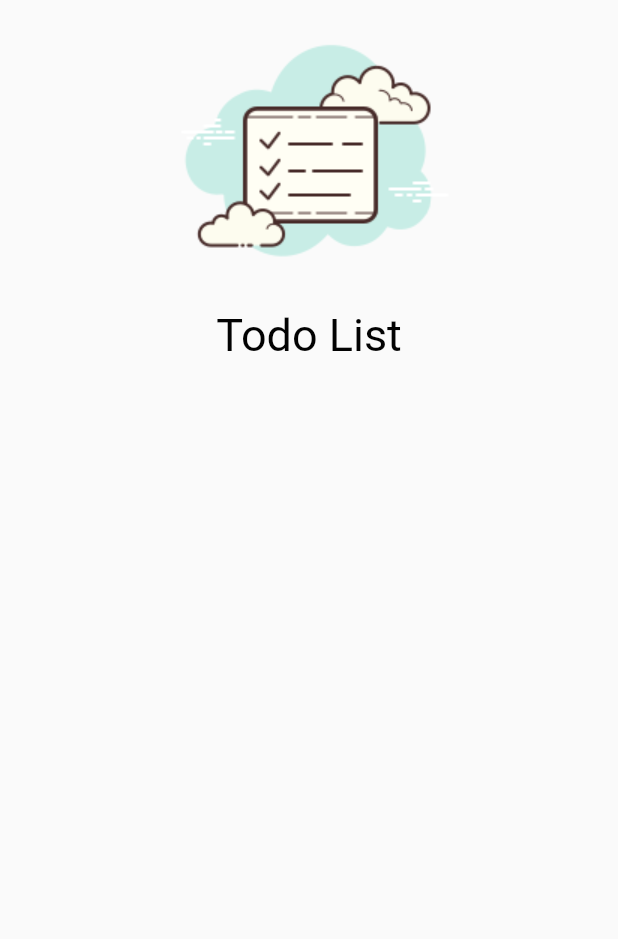
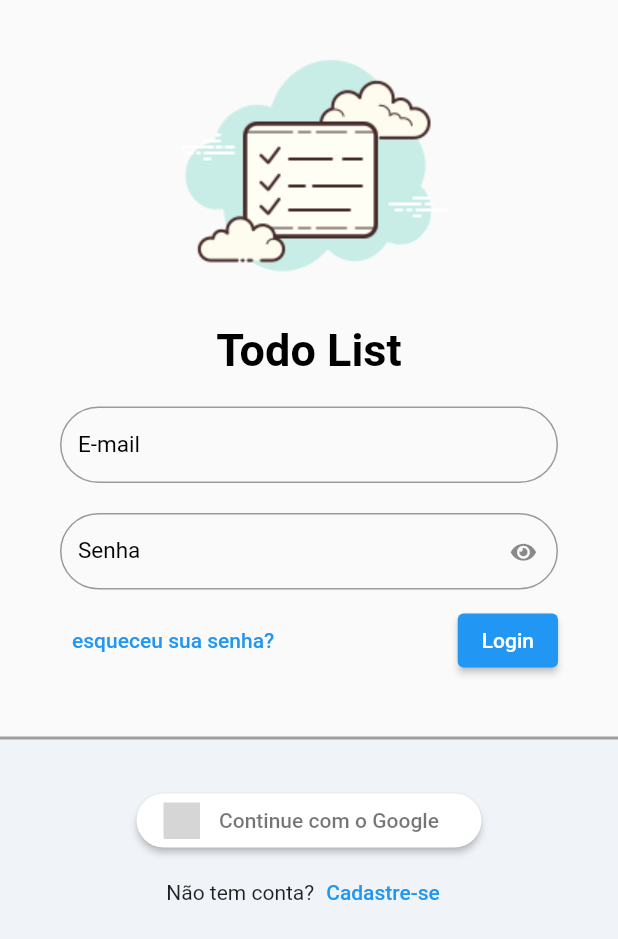
Before and after one commit to CharlestonRibeiro/Todo_list, a Flutter app: the screen it shows after launch, on a phone screen of 412 x 824 dp. Shown: the top 939 px of the screen. Run offline on Flutter 3.47's test engine with Material 2 defaults, Android fonts, the phone set to English and light mode, and no system bars; our stand-ins replace flutter_signin_button; grey boxes are pictures that could not be loaded.

Commit message:
create SignInPage

```diff
--- a/lib/core/themes/app_colors.dart
+++ b/lib/core/themes/app_colors.dart
@@ -1,5 +1,9 @@
 import 'package:flutter/material.dart';
 
 class AppColors {
-  static const primaryDark = Color.fromARGB(255, 2, 2, 2);
+  static const black = Colors.black;
+  static const grey = Color(0xffF0F3F7);
+  static const greyBolder = Colors.grey;
+  static const red = Colors.red;
+
 }
--- a/lib/core/themes/app_images.dart
+++ b/lib/core/themes/app_images.dart
@@ -1,3 +1,3 @@
 class AppImages {
-  static const logo = "assets/logo.png";
+  static const logo = "assets/images/logo.png";
 }
--- /dev/null
+++ b/lib/core/themes/todo_list_icons.dart
@@ -0,0 +1,48 @@
+/// Flutter icons TodoListIcons
+/// Copyright (C) 2023 by original authors @ fluttericon.com, fontello.com
+/// This font was generated by FlutterIcon.com, which is derived from Fontello.
+///
+/// To use this font, place it in your fonts/ directory and include the
+/// following in your pubspec.yaml
+///
+/// flutter:
+///   fonts:
+///    - family:  TodoListIcons
+///      fonts:
+///       - asset: fonts/TodoListIcons.ttf
+///
+///
+/// * Material Design Icons, Copyright (C) Google, Inc
+///         Author:    Google
+///         License:   Apache 2.0 (https://www.apache.org/licenses/LICENSE-2.0)
+///         Homepage:  https://design.google.com/icons/
+/// * Fontelico, Copyright (C) 2012 by Fontello project
+///         Author:    Crowdsourced, for Fontello project
+///         License:   SIL (http://scripts.sil.org/OFL)
+///         Homepage:  http://fontello.com
+/// * Font Awesome 5, Copyright (C) 2016 by Dave Gandy
+///         Author:    Dave Gandy
+///         License:   SIL (https://github.com/FortAwesome/Font-Awesome/blob/master/LICENSE.txt)
+///         Homepage:  http://fortawesome.github.com/Font-Awesome/
+///
+
+
+// ignore_for_file: constant_identifier_names
+
+import 'package:flutter/widgets.dart';
+
+class TodoListIcons {
+  TodoListIcons._();
+
+  static const _kFontFam = 'TodoListIcons';
+  static const String? _kFontPkg = null;
+
+  static const IconData airline_seat_legroom_normal = IconData(0xe800, fontFamily: _kFontFam, fontPackage: _kFontPkg);
+  static const IconData airline_seat_flat = IconData(0xe801, fontFamily: _kFontFam, fontPackage: _kFontPkg);
+  static const IconData archive = IconData(0xe802, fontFamily: _kFontFam, fontPackage: _kFontPkg);
+  static const IconData arrow_drop_down_circle = IconData(0xe803, fontFamily: _kFontFam, fontPackage: _kFontPkg);
+  static const IconData emo_devil = IconData(0xe805, fontFamily: _kFontFam, fontPackage: _kFontPkg);
+  static const IconData emo_tongue = IconData(0xe807, fontFamily: _kFontFam, fontPackage: _kFontPkg);
+  static const IconData eye = IconData(0xf06e, fontFamily: _kFontFam, fontPackage: _kFontPkg);
+  static const IconData eye_slash = IconData(0xf070, fontFamily: _kFontFam, fontPackage: _kFontPkg);
+}
--- /dev/null
+++ b/lib/core/widgets/custom_field.dart
@@ -0,0 +1,59 @@
+import 'package:flutter/material.dart';
+
+import 'package:todo_list/core/themes/app_colors.dart';
+import 'package:todo_list/core/themes/todo_list_icons.dart';
+
+class CustomField extends StatefulWidget {
+  final String customLabel;
+  final bool customObscureText;
+
+  const CustomField({
+    Key? key,
+    required this.customLabel,
+    this.customObscureText = false,
+  }) : super(key: key);
+
+  @override
+  State<CustomField> createState() => _CustomFieldState();
+}
+
+class _CustomFieldState extends State<CustomField> {
+  bool _obscure = true;
+
+  @override
+  Widget build(BuildContext context) {
+    return TextFormField(
+      decoration: InputDecoration(
+          labelText: widget.customLabel,
+          labelStyle: const TextStyle(fontSize: 15, color: AppColors.black),
+          border: OutlineInputBorder(borderRadius: BorderRadius.circular(30)),
+          errorBorder: OutlineInputBorder(
+            borderRadius: BorderRadius.circular(30),
+            borderSide: const BorderSide(color: AppColors.red),
+          ),
+          isDense: true,
+          suffixIcon: widget.customObscureText == true
+              ? IconButton(
+                  onPressed: () {
+                    setState(() {
+                      _obscure = !_obscure;
+                    });
+                  },
+                  icon: Icon(
+                      _obscure == true
+                  ? TodoListIcons.eye
+                  : TodoListIcons.eye_slash,
+                    size: 15,
+                  ))
+              : null),
+
+         obscureText:
+         _obscure == true
+        ? widget.customObscureText
+        : false,
+
+
+
+    );
+  }
+}
--- /dev/null
+++ b/lib/core/widgets/custom_form.dart
@@ -0,0 +1,40 @@
+
+import 'package:flutter/material.dart';
+import 'package:todo_list/core/widgets/custom_field.dart';
+
+class CustomForm extends StatelessWidget {
+  const CustomForm({
+    Key? key,
+  }) : super(key: key);
+
+  @override
+  Widget build(BuildContext context) {
+    return Form(
+        child: Column(
+      children: [
+        const CustomField(
+          customLabel: 'E-mail'
+          ),
+        const SizedBox(
+          height: 20,
+        ),
+        const CustomField(
+          customLabel: 'Senha',
+          customObscureText: true,
+          ),
+        const SizedBox(
+          height: 10,
+        ),
+        Row(
+          mainAxisAlignment: MainAxisAlignment.spaceBetween,
+          children: [
+            TextButton(
+                onPressed: () {},
+                child: const Text('esqueceu sua senha?')),
+            ElevatedButton(onPressed: () {}, child: const Text('Login'))
+          ],
+        )
+      ],
+    ));
+  }
+}
--- a/lib/core/widgets/custom_logo.dart
+++ b/lib/core/widgets/custom_logo.dart
@@ -8,13 +8,17 @@ class CustomLogo extends StatelessWidget {
   @override
   Widget build(BuildContext context) {
     return Column(
+      mainAxisAlignment: MainAxisAlignment.center,
       children: [
         Image.asset(AppImages.logo,
             height: MediaQuery.of(context).size.height * 0.25),
-        const Text(
-          "Todo List",
-          style: TextStyle(color: AppColors.primaryDark, fontSize: 30,),
-        ),
+        //COMPONETIZAR TEMAS
+        const Text("Todo List",
+            style: TextStyle(
+                fontSize: 30,
+                fontWeight: FontWeight.bold,
+                color: AppColors.black
+                )),
       ],
     );
   }
--- a/lib/modules/sign_in/sign_in_page.dart
+++ b/lib/modules/sign_in/sign_in_page.dart
@@ -1,4 +1,8 @@
 import 'package:flutter/material.dart';
+import 'package:flutter_signin_button/button_list.dart';
+import 'package:flutter_signin_button/button_view.dart';
+import 'package:todo_list/core/themes/app_colors.dart';
+import 'package:todo_list/core/widgets/custom_form.dart';
 import 'package:todo_list/core/widgets/custom_logo.dart';
 
 class SignInPage extends StatelessWidget {
@@ -6,9 +10,57 @@ class SignInPage extends StatelessWidget {
 
   @override
   Widget build(BuildContext context) {
-    return const Scaffold(
-     // appBar: AppBar(title: const Center(child: Text('SignIn')),),
-      body: Center(child: CustomLogo()),
+    return Scaffold(
+      body: SingleChildScrollView(
+        child: Column(
+          mainAxisSize: MainAxisSize.min,
+          children: [
+            const SizedBox(
+              height: 10,
+            ),
+            const CustomLogo(),
+            const Padding(
+              padding: EdgeInsets.symmetric(horizontal: 40, vertical: 20),
+              child: CustomForm(),
+            ),
+            const SizedBox(height: 20,),
+            Container(
+            height: MediaQuery.of(context).size.height * 0.35,
+            decoration:  const BoxDecoration(
+              color: AppColors.grey,
+              border: Border(
+                top: BorderSide(
+                  width: 2,
+                color: AppColors.greyBolder
+                )
+              )
+            ),
+            child: Column(
+              children: [
+                const SizedBox(height: 30,),
+                SignInButton(
+                  Buttons.Google,
+                  text: 'Continue com o Google',
+                  padding: const EdgeInsets.all(5),
+                  shape: OutlineInputBorder(
+                    borderRadius: BorderRadius.circular(30),
+                    borderSide: BorderSide.none
+                  ),
+                  onPressed: (){}
+                  ),
+                  Row(
+                    mainAxisAlignment: MainAxisAlignment.center,
+                    children:  [
+                      const Text('Não tem conta?'),
+                      TextButton(onPressed: (){}, child: const Text('Cadastre-se'))
+                    ],
+                  )
+              ],
+            ),
+            )
+          ],
+        ),
+      ),
     );
   }
 }
```
Also changed, not shown: pubspec.yaml (+6 -5 lines), assets/fonts/TodoListIcons.ttf (added), assets/images/create_todo_screen.png (renamed from assets/create_todo_screen.png), assets/images/home_screen.png (renamed from assets/home_screen.png), assets/images/home_week_screen.png (renamed from assets/home_week_screen.png), assets/images/login_screen.png (renamed from assets/login_screen.png), assets/images/logo.png (renamed from assets/logo.png), assets/images/register_screen.png (renamed from assets/register_screen.png), pubspec.lock.
